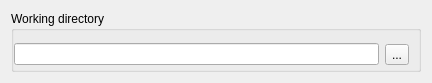
Above: src/Mod/WindLabPlugins/WindLabPlugin/Widgets/DlgRandomPhasesFromFile.ui from LabRPS/LabRPS before the change. Below: the same form after it.
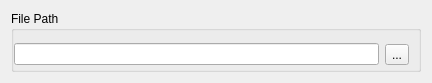
That is the form after the change.

```diff
--- a/src/Mod/WindLabPlugins/WindLabPlugin/Widgets/DlgRandomPhasesFromFile.ui
+++ b/src/Mod/WindLabPlugins/WindLabPlugin/Widgets/DlgRandomPhasesFromFile.ui
@@ -22,7 +22,7 @@
      <item>
       <widget class="QGroupBox" name="gb_working_dir">
        <property name="title">
-        <string>Working directory</string>
+        <string>File Path</string>
        </property>
        <layout class="QHBoxLayout" name="horizontalLayout_4">
         <property name="leftMargin">
```
